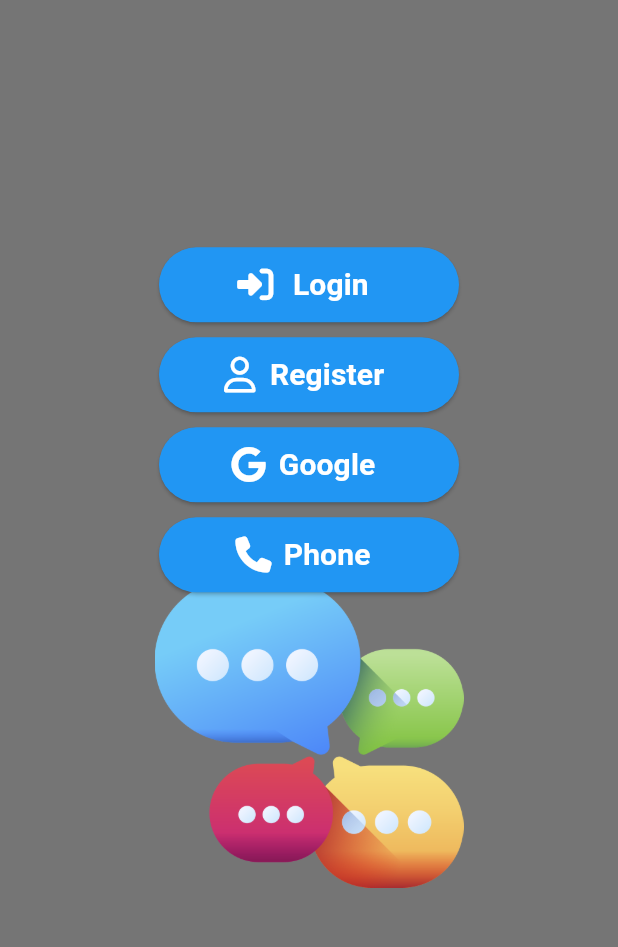
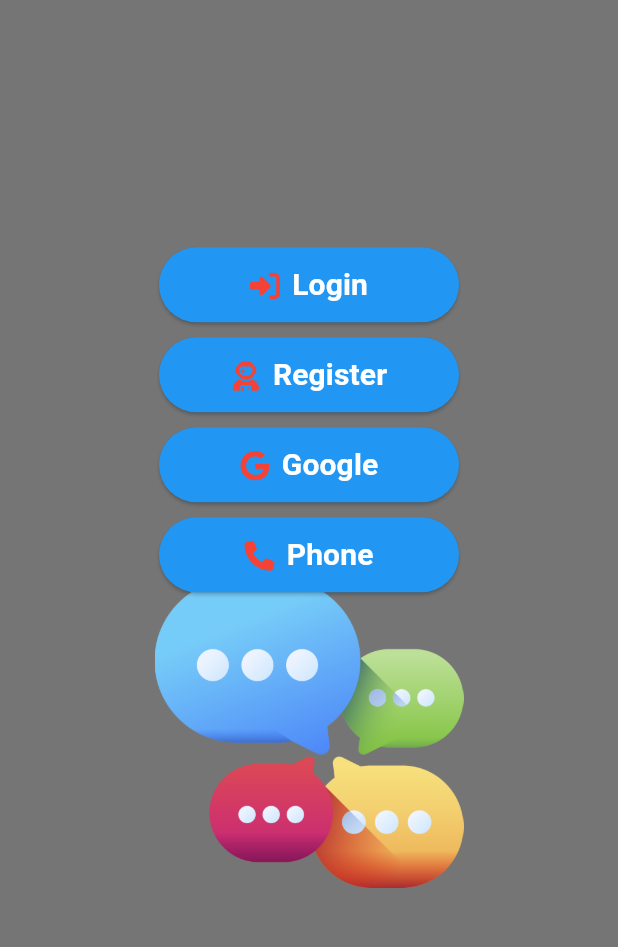
Before and after one commit to MohamedElkady0/chat, a Flutter app: the screen it shows after launch, on a phone screen of 412 x 824 dp, the part 188-1135 px from its top. Run offline on Flutter 3.47's test engine with Material 3 defaults, Android fonts, the phone set to English and light mode, and no system bars; our stand-ins replace firebase_core, font_awesome_flutter, google_fonts; accounts and stored records are empty; Roboto replaces fonts that are missing (Praise).

Commit message:
refactor & edit and add remaining page and widget auth

```diff
--- a/lib/fetcher/presentation/views/auth/view/selection_auth.dart
+++ /dev/null
@@ -1,195 +0,0 @@
-import 'package:flutter/material.dart';
-import 'package:font_awesome_flutter/font_awesome_flutter.dart';
-import 'package:google_fonts/google_fonts.dart';
-
-class SelectionAuth extends StatefulWidget {
-  const SelectionAuth({super.key});
-
-  @override
-  State<SelectionAuth> createState() => _SelectionAuthState();
-}
-
-class _SelectionAuthState extends State<SelectionAuth>
-    with TickerProviderStateMixin {
-  late AnimationController _controller;
-  late Animation<double> _animation;
-
-  late AnimationController _alignmentController;
-  late Animation<Alignment> alignment;
-
-  @override
-  void initState() {
-    _controller = AnimationController(
-      vsync: this,
-      duration: const Duration(seconds: 1),
-    );
-    _animation = Tween<double>(
-      begin: 0,
-      end: 1,
-    ).animate(CurvedAnimation(parent: _controller, curve: Curves.easeIn));
-    _controller.forward();
-
-    _alignmentController = AnimationController(
-      vsync: this,
-      duration: const Duration(seconds: 3),
-    );
-
-    alignment = Tween<Alignment>(
-      begin: Alignment.bottomCenter,
-      end: Alignment.topCenter,
-    ).animate(
-      CurvedAnimation(parent: _alignmentController, curve: Curves.easeInBack),
-    );
-
-    _alignmentController.repeat(reverse: true);
-
-    super.initState();
-  }
-
-  @override
-  void dispose() {
-    _alignmentController.dispose();
-    _controller.dispose();
-    super.dispose();
-  }
-
-  @override
-  Widget build(BuildContext context) {
-    return SafeArea(
-      child: Scaffold(
-        backgroundColor: Colors.black54,
-        body: Stack(
-          children: [
-            AnimatedBuilder(
-              animation: _alignmentController,
-              builder: (BuildContext context, Widget? child) {
-                return AlignTransition(
-                  alignment: alignment,
-                  child: Container(
-                    height: MediaQuery.of(context).size.height * 0.5,
-                    width: MediaQuery.of(context).size.width * 0.5,
-                    decoration: const BoxDecoration(
-                      image: DecorationImage(
-                        image: AssetImage('assets/images/slack.png'),
-                      ),
-                    ),
-                  ),
-                );
-              },
-              child: SizedBox(),
-            ),
-            Center(
-              child: Column(
-                mainAxisAlignment: MainAxisAlignment.start,
-                children: [
-                  SizedBox(height: MediaQuery.of(context).size.height * 0.1),
-                  Text(
-                    'Welcome to My Chat',
-                    style: GoogleFonts.praise(
-                      color: Colors.white,
-                      fontSize: 30,
-                      fontWeight: FontWeight.bold,
-                    ),
-                  ),
-                  SizedBox(height: MediaQuery.of(context).size.height * 0.2),
-                  AnimatedBuilder(
-                    animation: _controller,
-                    builder: (BuildContext context, Widget? child) {
-                      return Transform.scale(
-                        scale: _animation.value,
-                        child: Column(
-                          children: [
-                            ElevatedButton.icon(
-                              icon: Icon(FontAwesomeIcons.signInAlt, size: 24),
-                              style: ElevatedButton.styleFrom(
-                                backgroundColor: Colors.blue,
-                                foregroundColor: Colors.white,
-                                minimumSize: const Size(200, 50),
-                              ),
-                              onPressed: () {
-                                // Navigate to login page
-                              },
-                              label: Text(
-                                ' Login',
-                                style: GoogleFonts.praise(
-                                  color: Colors.white,
-                                  fontSize: 20,
-                                  fontWeight: FontWeight.bold,
-                                ),
-                              ),
-                            ),
-                            const SizedBox(height: 10),
-                            ElevatedButton.icon(
-                              icon: Icon(FontAwesomeIcons.user, size: 24),
-                              style: ElevatedButton.styleFrom(
-                                minimumSize: const Size(200, 50),
-                                backgroundColor: Colors.blue,
-                                foregroundColor: Colors.white,
-                              ),
-                              onPressed: () {
-                                // Navigate to registration page
-                              },
-                              label: Text(
-                                'Register',
-                                style: GoogleFonts.praise(
-                                  color: Colors.white,
-                                  fontSize: 20,
-                                  fontWeight: FontWeight.bold,
-                                ),
-                              ),
-                            ),
-                            const SizedBox(height: 10),
-                            ElevatedButton.icon(
-                              icon: Icon(FontAwesomeIcons.google, size: 24),
-                              style: ElevatedButton.styleFrom(
-                                backgroundColor: Colors.blue,
-                                foregroundColor: Colors.white,
-                                minimumSize: const Size(200, 50),
-                              ),
-                              onPressed: () {
-                                // Navigate to registration page
-                              },
-                              label: Text(
-                                'Google',
-                                style: GoogleFonts.praise(
-                                  color: Colors.white,
-                                  fontSize: 20,
-                                  fontWeight: FontWeight.bold,
-                                ),
-                              ),
-                            ),
-                            const SizedBox(height: 10),
-                            ElevatedButton.icon(
-                              icon: Icon(FontAwesomeIcons.phone, size: 24),
-                              style: ElevatedButton.styleFrom(
-                                backgroundColor: Colors.blue,
-                                foregroundColor: Colors.white,
-                                minimumSize: const Size(200, 50),
-                              ),
-                              onPressed: () {
-                                // Navigate to registration page
-                              },
-                              label: Text(
-                                'Phone',
-                                style: GoogleFonts.praise(
-                                  color: Colors.white,
-                                  fontSize: 20,
-                                  fontWeight: FontWeight.bold,
-                                ),
-                              ),
-                            ),
-                          ],
-                        ),
-                      );
-                    },
-                    child: const SizedBox(height: 20),
-                  ),
-                ],
-              ),
-            ),
-          ],
-        ),
-      ),
-    );
-  }
-}
--- /dev/null
+++ b/lib/fetcher/presentation/views/auth/view/welcome_page.dart
@@ -0,0 +1,140 @@
+import 'package:flutter/material.dart';
+import 'package:font_awesome_flutter/font_awesome_flutter.dart';
+import 'package:google_fonts/google_fonts.dart';
+import 'package:my_chat/fetcher/presentation/views/auth/widget/button_auth.dart';
+
+class WelcomeScreen extends StatefulWidget {
+  const WelcomeScreen({super.key});
+
+  @override
+  State<WelcomeScreen> createState() => _WelcomeScreenState();
+}
+
+class _WelcomeScreenState extends State<WelcomeScreen>
+    with TickerProviderStateMixin {
+  late AnimationController _controller;
+  late Animation<double> _animation;
+
+  late AnimationController _alignmentController;
+  late Animation<Alignment> alignment;
+
+  @override
+  void initState() {
+    _controller = AnimationController(
+      vsync: this,
+      duration: const Duration(seconds: 1),
+    );
+    _animation = Tween<double>(
+      begin: 0,
+      end: 1,
+    ).animate(CurvedAnimation(parent: _controller, curve: Curves.easeIn));
+    _controller.forward();
+
+    _alignmentController = AnimationController(
+      vsync: this,
+      duration: const Duration(seconds: 3),
+    );
+
+    alignment = Tween<Alignment>(
+      begin: Alignment.bottomCenter,
+      end: Alignment.topCenter,
+    ).animate(
+      CurvedAnimation(parent: _alignmentController, curve: Curves.easeInBack),
+    );
+
+    _alignmentController.repeat(reverse: true);
+
+    super.initState();
+  }
+
+  @override
+  void dispose() {
+    _alignmentController.dispose();
+    _controller.dispose();
+    super.dispose();
+  }
+
+  @override
+  Widget build(BuildContext context) {
+    return SafeArea(
+      child: Scaffold(
+        backgroundColor: Colors.black54,
+        body: Stack(
+          children: [
+            AnimatedBuilder(
+              animation: _alignmentController,
+              builder: (BuildContext context, Widget? child) {
+                return AlignTransition(
+                  alignment: alignment,
+                  child: Container(
+                    height: MediaQuery.of(context).size.height * 0.5,
+                    width: MediaQuery.of(context).size.width * 0.5,
+                    decoration: const BoxDecoration(
+                      image: DecorationImage(
+                        image: AssetImage('assets/images/slack.png'),
+                      ),
+                    ),
+                  ),
+                );
+              },
+              child: SizedBox(),
+            ),
+            Center(
+              child: Column(
+                mainAxisAlignment: MainAxisAlignment.start,
+                children: [
+                  SizedBox(height: MediaQuery.of(context).size.height * 0.1),
+                  Text(
+                    'Welcome to My Chat',
+                    style: GoogleFonts.praise(
+                      color: Colors.white,
+                      fontSize: 30,
+                      fontWeight: FontWeight.bold,
+                    ),
+                  ),
+                  SizedBox(height: MediaQuery.of(context).size.height * 0.2),
+                  AnimatedBuilder(
+                    animation: _controller,
+                    builder: (BuildContext context, Widget? child) {
+                      return Transform.scale(
+                        scale: _animation.value,
+                        child: Column(
+                          children: [
+                            ButtonAuth(
+                              title: 'Login',
+                              icon: FontAwesomeIcons.rightToBracket,
+                              onPressed: () {},
+                            ),
+                            const SizedBox(height: 10),
+                            ButtonAuth(
+                              title: 'Register',
+                              icon: FontAwesomeIcons.userAstronaut,
+                              onPressed: () {},
+                            ),
+                            const SizedBox(height: 10),
+                            ButtonAuth(
+                              title: 'Google',
+                              icon: FontAwesomeIcons.google,
+                              onPressed: () {},
+                            ),
+                            const SizedBox(height: 10),
+                            ButtonAuth(
+                              title: 'Phone',
+                              icon: FontAwesomeIcons.phone,
+                              onPressed: () {},
+                            ),
+                          ],
+                        ),
+                      );
+                    },
+                    child: const SizedBox(height: 20),
+                  ),
+                ],
+              ),
+            ),
+          ],
+        ),
+      ),
+    );
+  }
+}
--- /dev/null
+++ b/lib/fetcher/presentation/views/auth/widget/button_auth.dart
@@ -0,0 +1,39 @@
+import 'package:flutter/material.dart';
+
+import 'package:google_fonts/google_fonts.dart';
+
+class ButtonAuth extends StatelessWidget {
+  const ButtonAuth({
+    super.key,
+    required this.title,
+    required this.icon,
+    this.onPressed,
+  });
+
+  final String title;
+  final IconData icon;
+  final VoidCallback? onPressed;
+
+  @override
+  Widget build(BuildContext context) {
+    return ElevatedButton.icon(
+      icon: Icon(icon, size: 20),
+      style: ElevatedButton.styleFrom(
+        padding: const EdgeInsets.symmetric(horizontal: 20, vertical: 10),
+        iconColor: Colors.red,
+        minimumSize: const Size(200, 50),
+        backgroundColor: Colors.blue,
+        foregroundColor: Colors.white,
+      ),
+      onPressed: onPressed,
+      label: Text(
+        title,
+        style: GoogleFonts.pragatiNarrow(
+          color: Colors.white,
+          fontSize: 20,
+          fontWeight: FontWeight.bold,
+        ),
+      ),
+    );
+  }
+}
--- a/lib/main.dart
+++ b/lib/main.dart
@@ -1,6 +1,6 @@
 import 'package:flutter/material.dart';
 import 'package:firebase_core/firebase_core.dart';
-import 'package:my_chat/fetcher/presentation/views/auth/view/selection_auth.dart';
+import 'package:my_chat/fetcher/presentation/views/auth/view/welcome_page.dart';
 import 'firebase_options.dart';
 
 void main() async {
@@ -52,7 +52,7 @@ class ChatMy extends StatelessWidget {
         ),
       ),
       themeMode: ThemeMode.system,
-      home: SelectionAuth(),
+      home: WelcomeScreen(),
     );
   }
 }
```
Also changed, not shown: lib/fetcher/presentation/views/auth/view/forget_password_page.dart (added, +10 -0 lines), lib/fetcher/presentation/views/auth/view/login_page.dart (added, +10 -0 lines), lib/fetcher/presentation/views/auth/view/phone_page.dart (added, +10 -0 lines), lib/fetcher/presentation/views/auth/view/register_page.dart (added, +10 -0 lines), lib/fetcher/presentation/views/auth/widget/input_field_auth.dart (added, +41 -0 lines).
